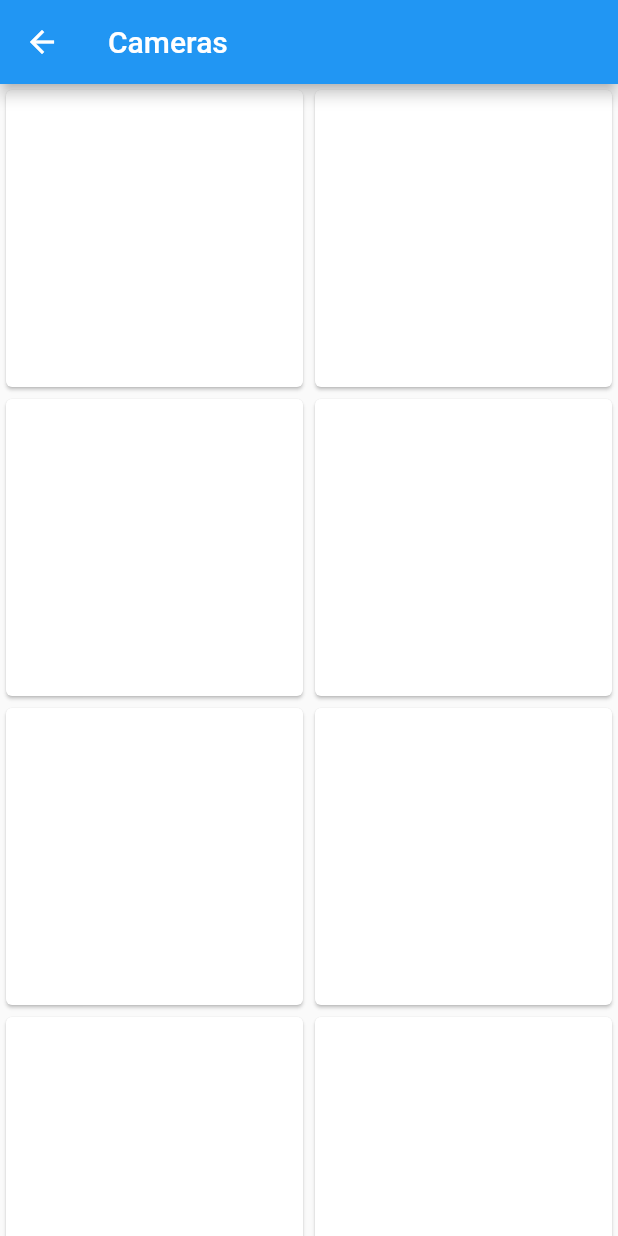
After one commit to UnicornsOnLSD-IoT-Project/camera-app-new, a Flutter app: the CamerasScreen screen opened by its route, on a phone screen of 412 x 824 dp. The commit adds this screen. Run offline on Flutter 3.47's test engine with Material 2 defaults, Android fonts, the phone set to English and light mode, and no system bars; our stand-ins replace chopper, get_it, hive, hive_flutter; accounts and stored records are empty; generated files the repository leaves out were written again.

Commit message:
Finished login stuff, started cameras list screen

```diff
--- /dev/null
+++ b/lib/components/CamerasScreen/CamerasList.dart
@@ -0,0 +1,20 @@
+import 'package:flutter/material.dart';
+
+class CamerasList extends StatelessWidget {
+  const CamerasList({Key key}) : super(key: key);
+
+  @override
+  Widget build(BuildContext context) {
+    return GridView.builder(
+      gridDelegate: SliverGridDelegateWithFixedCrossAxisCount(
+        crossAxisCount: 2,
+        // crossAxisSpacing: 8,
+        // mainAxisSpacing: 8,
+      ),
+      itemCount: 10,
+      itemBuilder: (context, index) {
+        return Card();
+      },
+    );
+  }
+}
--- /dev/null
+++ b/lib/screens/CamerasScreen.dart
@@ -0,0 +1,17 @@
+import 'package:flutter/material.dart';
+
+import '../components/CamerasScreen/CamerasList.dart';
+
+class CamerasScreen extends StatelessWidget {
+  const CamerasScreen({Key key}) : super(key: key);
+
+  @override
+  Widget build(BuildContext context) {
+    return Scaffold(
+      appBar: AppBar(
+        title: Text("Cameras"),
+      ),
+      body: CamerasList(),
+    );
+  }
+}
--- a/lib/screens/SplashScreen.dart
+++ b/lib/screens/SplashScreen.dart
@@ -3,6 +3,7 @@ import 'package:get_it/get_it.dart';
 
 import '../services/CameraServerApiHelper.dart';
 import 'LoginScreen.dart';
+import 'CamerasScreen.dart';
 
 class SplashScreen extends StatelessWidget {
   const SplashScreen({Key key}) : super(key: key);
@@ -14,7 +15,6 @@ class SplashScreen extends StatelessWidget {
 
     if (cameraServerApiHelper.userCount == 0) return LoginScreen();
 
-    // TODO: Add other screens
-    return Container();
+    return CamerasScreen();
   }
 }
```
Also changed, not shown: lib/main.dart (+9 -1 lines), lib/models/CameraServerApiModels.dart (+34 -0 lines), lib/screens/LoginScreen.dart (+19 -8 lines), lib/services/CameraServerApiHelper.dart (+10 -1 lines), lib/models/CameraServerApiModels.g.dart, 1 other file.
